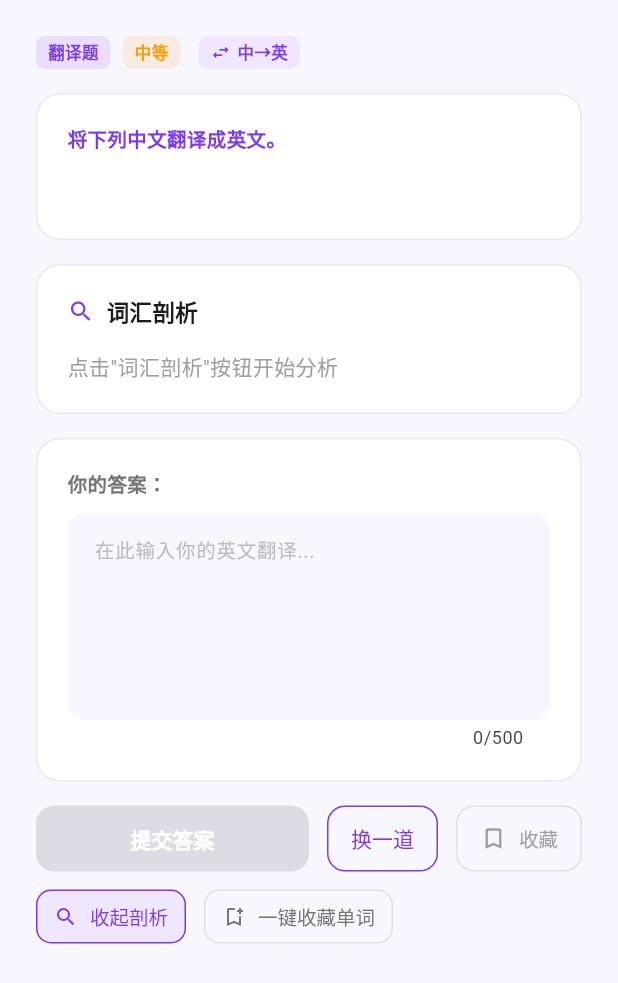
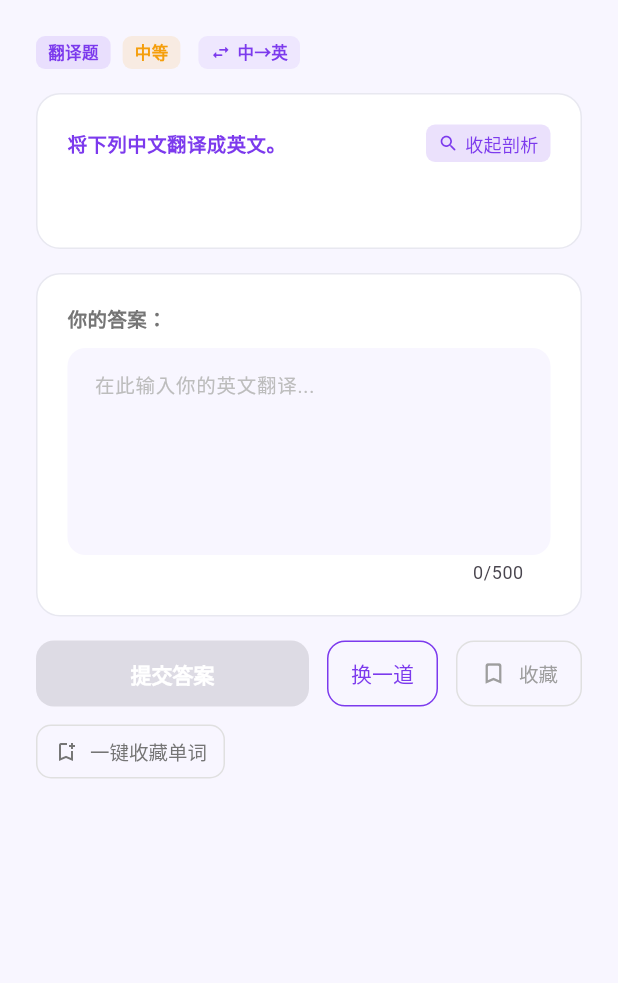
Before and after one commit to wuhuQ614/afloat, a Flutter app: the AnswerPage widget shown alone on an empty page, opened directly with empty values, after a tap on "词汇剖析", on a phone screen of 412 x 824 dp. Shown: the top 983 px of the screen. Run offline on Flutter 3.47's test engine with Material 3 defaults, Android fonts, the phone set to English and light mode, and no system bars; our stand-ins replace file_picker, flutter_svg, shared_preferences; missing offline and left inert: window_manager; accounts and stored records are empty.

Commit message:
feat: 词汇剖析改为原文标注模式，点击单词显示释义弹窗

```diff
--- a/lib/widgets/learn_page.dart
+++ b/lib/widgets/learn_page.dart
@@ -56,11 +56,6 @@ class _AnswerPageState extends State<AnswerPage> {
             const SizedBox(height: 16),
             // 题目内容卡片
             _buildQuestionCard(q, isLight),
-            // 词汇剖析面板
-            if (_showAnalysis) ...[
-              const SizedBox(height: 16),
-              _buildAnalysisPanel(q, isLight),
-            ],
             const SizedBox(height: 16),
             // 答题区
             _buildAnswerArea(q, isLight),
@@ -128,7 +123,35 @@ class _AnswerPageState extends State<AnswerPage> {
         border: Border.all(color: isLight ? const Color(0xFFE8E8F0) : Colors.white12),
       ),
       child: Column(crossAxisAlignment: CrossAxisAlignment.start, children: [
-        Text(s.directionLabel, style: TextStyle(fontSize: 13, fontWeight: FontWeight.w600, color: _primary)),
+        Row(children: [
+          Text(s.directionLabel, style: TextStyle(fontSize: 13, fontWeight: FontWeight.w600, color: _primary)),
+          const Spacer(),
+          // 词汇剖析按钮
+          InkWell(
+            onTap: () {
+              setState(() => _showAnalysis = !_showAnalysis);
+              if (_showAnalysis && s.analysisTokens.isEmpty) {
+                s.analyzeWords(q.text, force: true);
+              }
+            },
+            borderRadius: BorderRadius.circular(6),
+            child: Container(
+              padding: const EdgeInsets.symmetric(horizontal: 8, vertical: 4),
+              decoration: BoxDecoration(
+                color: _showAnalysis ? _primary.withValues(alpha: 0.15) : Colors.grey.withValues(alpha: 0.1),
+                borderRadius: BorderRadius.circular(6),
+              ),
+              child: Row(mainAxisSize: MainAxisSize.min, children: [
+                Icon(Icons.search_rounded, size: 14, color: _showAnalysis ? _primary : Colors.grey),
+                const SizedBox(width: 4),
+                Text(
+                  _showAnalysis ? '收起剖析' : '词汇剖析',
+                  style: TextStyle(fontSize: 12, fontWeight: FontWeight.w500, color: _showAnalysis ? _primary : Colors.grey.shade600),
+                ),
+              ]),
+            ),
+          ),
+        ]),
         const SizedBox(height: 12),
         // 阅读理解：展示短文
         if (q.type == QType.reading && q.passage.isNotEmpty) ...[
@@ -139,19 +162,136 @@ class _AnswerPageState extends State<AnswerPage> {
               color: const Color(0xFFF8F6FF),
               borderRadius: BorderRadius.circular(12),
             ),
-            child: Text(q.passage, style: const TextStyle(fontSize: 14, height: 1.8, color: Color(0xFF1A1A2E))),
+            child: _showAnalysis && s.analysisTokens.isNotEmpty
+                ? _buildAnalyzedText(q.passage, isLight)
+                : Text(q.passage, style: const TextStyle(fontSize: 14, height: 1.8, color: Color(0xFF1A1A2E))),
           ),
           const SizedBox(height: 16),
         ],
         // 题目文本
         if (q.type != QType.reading || q.passage.isEmpty)
-          Text(q.text, style: const TextStyle(fontSize: 15, height: 1.7, color: Color(0xFF1A1A2E))),
+          _showAnalysis && s.analysisTokens.isNotEmpty
+              ? _buildAnalyzedText(q.text, isLight)
+              : Text(q.text, style: const TextStyle(fontSize: 15, height: 1.7, color: Color(0xFF1A1A2E))),
         // 选择题：显示题干
         if (q.type == QType.choice && q.question.isNotEmpty) ...[
           const SizedBox(height: 12),
           Text(q.question, style: const TextStyle(fontSize: 14, fontWeight: FontWeight.w600, color: Color(0xFF1A1A2E))),
         ],
+        // 分析中提示
+        if (_showAnalysis && s.analyzing) ...[
+          const SizedBox(height: 8),
+          Row(children: [
+            const SizedBox(width: 12, height: 12, child: CircularProgressIndicator(strokeWidth: 2)),
+            const SizedBox(width: 8),
+            Text('分析中...', style: TextStyle(fontSize: 12, color: Colors.grey.shade500)),
+          ]),
+        ],
       ]),
+    );
+  }
+
+  // ===== 在原文上标注词汇剖析 =====
+  Widget _buildAnalyzedText(String text, bool isLight) {
+    final tokens = s.analysisTokens;
+    if (tokens.isEmpty) return Text(text, style: const TextStyle(fontSize: 15, height: 1.7));
+
+    return Wrap(
+      spacing: 0,
+      runSpacing: 4,
+      children: tokens.map((token) {
+        final isWord = token.type == 'word' || token.type == 'phrase';
+        if (!isWord) {
+          return Text(token.text, style: TextStyle(fontSize: 15, height: 1.7, color: const Color(0xFF1A1A2E)));
+        }
+
+        final isPhrase = token.type == 'phrase';
+        return InkWell(
+          onTap: () => _showWordPopup(context, token),
+          child: Text(
+            token.text,
+            style: TextStyle(
+              fontSize: 15,
+              height: 1.7,
+              color: const Color(0xFF1A1A2E),
+              decoration: TextDecoration.underline,
+              decorationStyle: isPhrase ? TextDecorationStyle.double : TextDecorationStyle.solid,
+              decorationColor: isPhrase ? _primary : const Color(0xFF666666),
+              decorationThickness: 1.2,
+            ),
+          ),
+        );
+      }).toList(),
+    );
+  }
+
+  // ===== 单词弹窗 =====
+  void _showWordPopup(BuildContext context, WordToken token) {
+    showModalBottomSheet(
+      context: context,
+      backgroundColor: Colors.transparent,
+      builder: (ctx) => Container(
+        margin: const EdgeInsets.all(8),
+        padding: const EdgeInsets.all(20),
+        decoration: BoxDecoration(
+          color: Theme.of(ctx).brightness == Brightness.light ? Colors.white : const Color(0xFF2A2A40),
+          borderRadius: BorderRadius.circular(16),
+        ),
+        child: Column(
+          mainAxisSize: MainAxisSize.min,
+          crossAxisAlignment: CrossAxisAlignment.start,
+          children: [
+            // 单词
+            Text(
+              token.word.isNotEmpty ? token.word : token.text,
+              style: const TextStyle(fontSize: 20, fontWeight: FontWeight.w700, color: Color(0xFF1A1A2E)),
+            ),
+            if (token.pos.isNotEmpty) ...[
+              const SizedBox(height: 4),
+              Container(
+                padding: const EdgeInsets.symmetric(horizontal: 8, vertical: 2),
+                decoration: BoxDecoration(
+                  color: _primary.withValues(alpha: 0.1),
+                  borderRadius: BorderRadius.circular(4),
+                ),
+                child: Text(token.pos, style: TextStyle(fontSize: 12, color: _primary, fontWeight: FontWeight.w500)),
+              ),
+            ],
+            const SizedBox(height: 12),
+            // 释义
+            if (token.translation.isNotEmpty)
+              Text(token.translation, style: const TextStyle(fontSize: 16, color: Color(0xFF1A1A2E), height: 1.5)),
+            if (token.other.isNotEmpty) ...[
+              const SizedBox(height: 8),
+              Text(token.other, style: TextStyle(fontSize: 14, color: Colors.grey.shade600, height: 1.5)),
+            ],
+            const SizedBox(height: 16),
+            // 收藏按钮
+            SizedBox(
+              width: double.infinity,
+              child: FilledButton.icon(
+                onPressed: () {
+                  // TODO: 收藏单词到生词本
+                  Navigator.pop(ctx);
+                  ScaffoldMessenger.of(context).showSnackBar(
+                    SnackBar(
+                      content: Text('已收藏: ${token.word.isNotEmpty ? token.word : token.text}'),
+                      duration: const Duration(seconds: 2),
+                      backgroundColor: _success,
+                    ),
+                  );
+                },
+                icon: const Icon(Icons.bookmark_add_rounded, size: 18),
+                label: const Text('收藏到生词本'),
+                style: FilledButton.styleFrom(
+                  backgroundColor: _primary,
+                  shape: RoundedRectangleBorder(borderRadius: BorderRadius.circular(10)),
+                ),
+              ),
+            ),
+          ],
+        ),
+      ),
     );
   }
 
@@ -370,29 +510,8 @@ class _AnswerPageState extends State<AnswerPage> {
         ),
       ]),
       const SizedBox(height: 12),
-      // 第二行：词汇剖析 + 一键收藏单词
+      // 第二行：一键收藏单词
       Row(children: [
-        SizedBox(
-          height: 36,
-          child: OutlinedButton.icon(
-            style: OutlinedButton.styleFrom(
-              foregroundColor: _showAnalysis ? _primary : Colors.grey.shade600,
-              side: BorderSide(color: _showAnalysis ? _primary : Colors.grey.shade300),
-              backgroundColor: _showAnalysis ? _primary.withValues(alpha: 0.08) : null,
-              shape: RoundedRectangleBorder(borderRadius: BorderRadius.circular(10)),
-              padding: const EdgeInsets.symmetric(horizontal: 12),
-            ),
-            onPressed: () {
-              setState(() => _showAnalysis = !_showAnalysis);
-              if (_showAnalysis && s.analysisTokens.isEmpty) {
-                s.analyzeWords(q.text, force: true);
-              }
-            },
-            icon: Icon(Icons.search_rounded, size: 16),
-            label: Text(_showAnalysis ? '收起剖析' : '词汇剖析', style: const TextStyle(fontSize: 13)),
-          ),
-        ),
-        const SizedBox(width: 12),
         SizedBox(
           height: 36,
           child: OutlinedButton.icon(
@@ -427,78 +546,6 @@ class _AnswerPageState extends State<AnswerPage> {
         ),
       ]),
     ]);
-  }
-
-  // ===== 词汇剖析面板 =====
-  Widget _buildAnalysisPanel(Question q, bool isLight) {
-    final tokens = s.analysisTokens;
-    final isLoading = s.analyzing;
-
-    return Container(
-      width: double.infinity,
-      padding: const EdgeInsets.all(20),
-      decoration: BoxDecoration(
-        color: isLight ? Colors.white : const Color(0xFF2A2A40),
-        borderRadius: BorderRadius.circular(16),
-        border: Border.all(color: isLight ? const Color(0xFFE8E8F0) : Colors.white12),
-      ),
-      child: Column(crossAxisAlignment: CrossAxisAlignment.start, children: [
-        Row(children: [
-          Icon(Icons.search_rounded, size: 18, color: _primary),
-          const SizedBox(width: 8),
-          const Text('词汇剖析', style: TextStyle(fontSize: 15, fontWeight: FontWeight.w600)),
-          const Spacer(),
-          if (isLoading)
-            const SizedBox(
-              width: 16,
-              height: 16,
-              child: CircularProgressIndicator(strokeWidth: 2),
-            ),
-          if (!isLoading && tokens.isNotEmpty) ...[
-            TextButton.icon(
-              onPressed: () => s.analyzeWords(q.text, force: true),
-              icon: const Icon(Icons.refresh_rounded, size: 16),
-              label: const Text('重新分析', style: TextStyle(fontSize: 12)),
-            ),
-          ],
-        ]),
-        const SizedBox(height: 16),
-        if (tokens.isEmpty && !isLoading)
-          const Text('点击"词汇剖析"按钮开始分析', style: TextStyle(color: Colors.grey))
-        else if (tokens.isNotEmpty)
-          Wrap(
-            spacing: 8,
-            runSpacing: 8,
-            children: tokens.map((token) {
-              final isPhrase = token.type == 'phrase';
-              final bgColor = isPhrase
-                  ? _primary.withValues(alpha: 0.15)
-                  : (isLight ? const Color(0xFFF5F5F5) : const Color(0xFF3A3A50));
-              return Tooltip(
-                message: token.translation.isEmpty ? '分析中...' : token.translation,
-                child: Container(
-                  padding: const EdgeInsets.symmetric(horizontal: 10, vertical: 6),
-                  decoration: BoxDecoration(
-                    color: bgColor,
-                    borderRadius: BorderRadius.circular(8),
-                    border: isPhrase
-                        ? Border.all(color: _primary, width: 1.5)
-                        : null,
-                  ),
-                  child: Text(
-                    token.word,
-                    style: TextStyle(
-                      fontSize: 14,
-                      fontWeight: isPhrase ? FontWeight.w600 : FontWeight.normal,
-                      color: isPhrase ? _primary : null,
-                    ),
-                  ),
-                ),
-              );
-            }).toList(),
-          ),
-      ]),
-    );
   }
 
   // ===== 批改结果 =====
```
